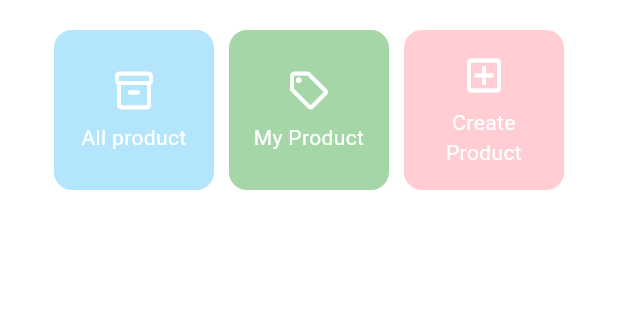
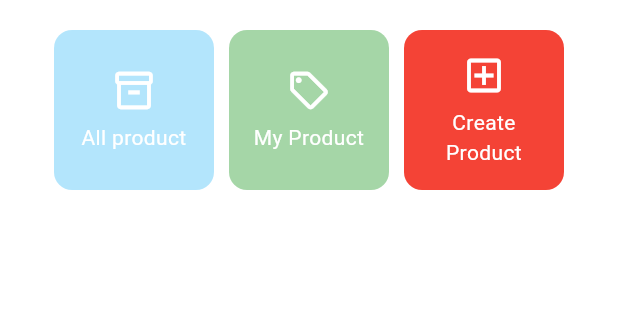
Before and after one commit to badugnt/indo-shop-mobile, a Flutter app: the screen it shows after launch, on a phone screen of 412 x 824 dp, the part 327-647 px from its top. Run offline on Flutter 3.47's test engine with Material 3 defaults, Android fonts, the phone set to English and light mode, and no system bars.

Commit message:
Elemen Dasar Flutter

```diff
--- a/lib/menu.dart
+++ b/lib/menu.dart
@@ -11,7 +11,7 @@ class MyHomePage extends StatelessWidget {
      final List<ItemHomepage> items = [
     ItemHomepage("All product", Icons.inventory_2_outlined, "Kamu telah menekan tombol All Products", Colors.lightBlue.shade100),
     ItemHomepage("My Product",Icons.sell_outlined , "Kamu telah menekan tombol My Products", Colors.green.shade200),
-    ItemHomepage("Create Product", Icons.add_box_outlined, "Kamu telah menekan tombol Create Product", Colors.red.shade100),
+    ItemHomepage("Create Product", Icons.add_box_outlined, "Kamu telah menekan tombol Create Product", Colors.red),
   ];
 
 
@@ -23,7 +23,7 @@ class MyHomePage extends StatelessWidget {
     return Scaffold(
       // AppBar adalah bagian atas halaman yang menampilkan judul.
       appBar: AppBar(
-        // Judul aplikasi "Football News" dengan teks putih dan tebal.
+        // Judul aplikasi "Indo Shop" dengan teks putih dan tebal.
         title: const Text(
           'Indo Shop',
           style: TextStyle(
```
Also changed, not shown: 1 other file.
